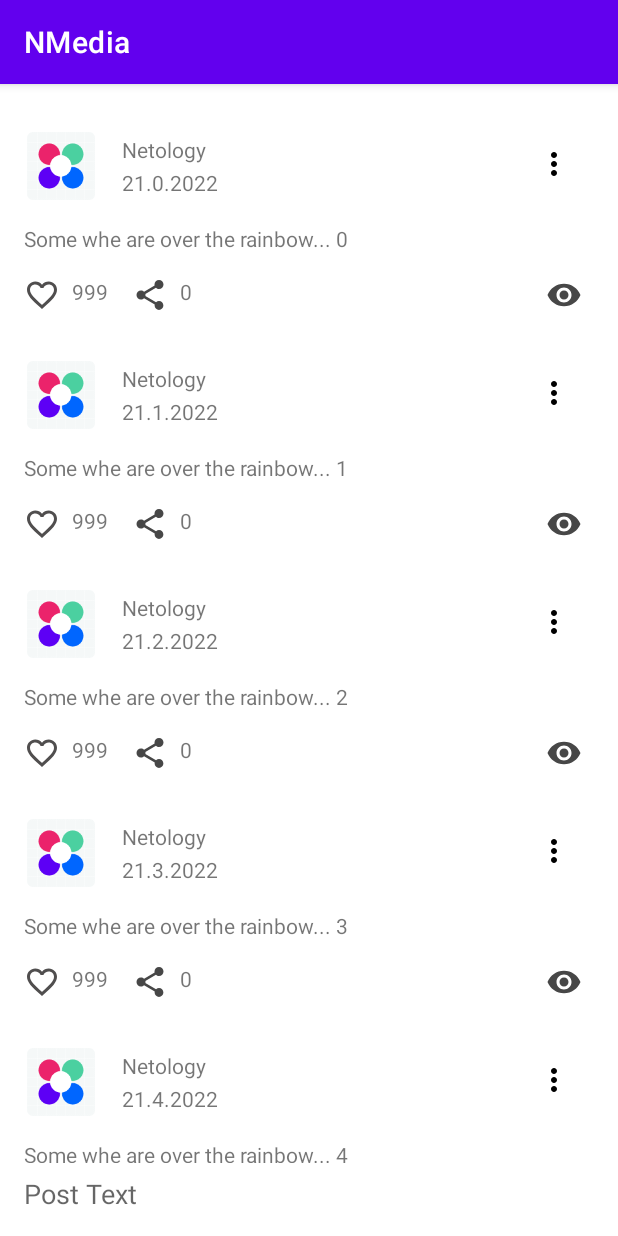
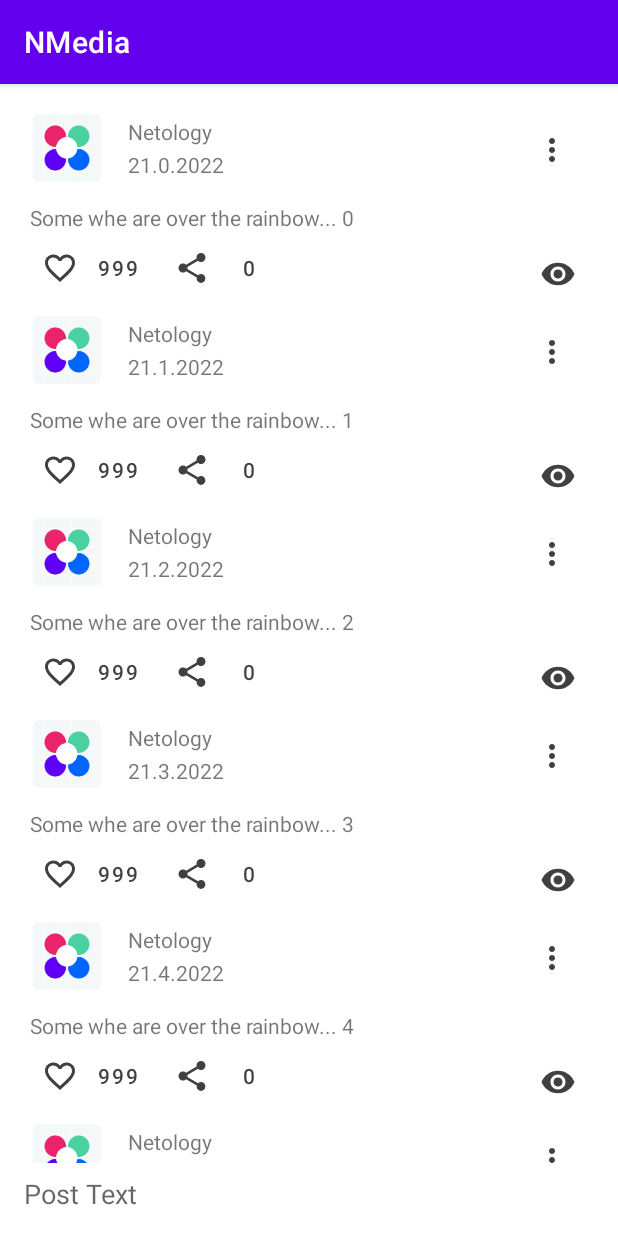
Before and after one commit to Sasertuga/-1.1.-Android-Studio-SDK-, an Android app: the screen it shows after launch (MainActivity), on a phone screen of 412 x 824 dp. Run offline under Robolectric (Android 15) with nearby library versions, the phone set to English and light mode, and no system bars.

Commit message:
add homework MaterialDesign

```diff
--- a/app/src/main/java/ru/netology/nmedia/impl/PostsAdapter.kt
+++ b/app/src/main/java/ru/netology/nmedia/impl/PostsAdapter.kt
@@ -3,7 +3,6 @@ package ru.netology.nmedia.impl
 import android.view.LayoutInflater
 import android.view.ViewGroup
 import android.widget.PopupMenu
-import androidx.annotation.DrawableRes
 import androidx.recyclerview.widget.DiffUtil
 import androidx.recyclerview.widget.ListAdapter
 import androidx.recyclerview.widget.RecyclerView
@@ -75,17 +74,14 @@ internal class PostsAdapter(
                 textPost.text = post.content
                 authorText.text = post.published
                 authorName.text = post.author
-                countLikes.text = numberCalculation(post.likes)
-                countShare.text = numberCalculation(post.countShare)
-                likes.setImageResource(getLikeIconResId(post.likedByMe))
+                likes.text = numberCalculation(post.likes)
+                share.text = numberCalculation(post.countShare)
                 options.setOnClickListener { popupMenu.show() }
+                likes.isChecked = post.likedByMe
             }
         }
 
 
-        @DrawableRes
-        private fun getLikeIconResId(liked: Boolean) =
-            if (liked) R.drawable.ic_is_like else R.drawable.ic_baseline_favorite_border_24
 
          private fun numberCalculation(number: Int): String {
              if (number < 1000) return "" + number
--- /dev/null
+++ b/app/src/main/res/color/like_checkbox_tint.xml
@@ -0,0 +1,5 @@
+<?xml version="1.0" encoding="utf-8"?>
+<selector xmlns:android="http://schemas.android.com/apk/res/android">
+    <item android:color="#ff0000" android:state_checked="true" />
+    <item android:color="#BF000000" />
+</selector>
--- /dev/null
+++ b/app/src/main/res/color/option24.xml
@@ -0,0 +1,4 @@
+<?xml version="1.0" encoding="utf-8"?>
+<selector xmlns:android="http://schemas.android.com/apk/res/android">
+    <item android:color="#BF000000" />
+</selector>
--- a/app/src/main/res/drawable/ic_add_check_24.xml
+++ b/app/src/main/res/drawable/ic_add_check_24.xml
@@ -1,5 +1,5 @@
 <vector android:height="24dp" android:tint="#2486BC"
     android:viewportHeight="24" android:viewportWidth="24"
     android:width="24dp" xmlns:android="http://schemas.android.com/apk/res/android">
-    <path android:fillColor="@color/black" android:pathData="M20,2L8,2c-1.1,0 -2,0.9 -2,2v12c0,1.1 0.9,2 2,2h12c1.1,0 2,-0.9 2,-2L22,4c0,-1.1 -0.9,-2 -2,-2zM12.47,14L9,10.5l1.4,-1.41 2.07,2.08L17.6,6 19,7.41 12.47,14zM4,6L2,6v14c0,1.1 0.9,2 2,2h14v-2L4,20L4,6z"/>
+    <path android:fillColor="#E9DDDD" android:pathData="M20,2L8,2c-1.1,0 -2,0.9 -2,2v12c0,1.1 0.9,2 2,2h12c1.1,0 2,-0.9 2,-2L22,4c0,-1.1 -0.9,-2 -2,-2zM12.47,14L9,10.5l1.4,-1.41 2.07,2.08L17.6,6 19,7.41 12.47,14zM4,6L2,6v14c0,1.1 0.9,2 2,2h14v-2L4,20L4,6z"/>
 </vector>
--- a/app/src/main/res/drawable/ic_baseline_favorite_border_24.xml
+++ b/app/src/main/res/drawable/ic_baseline_favorite_border_24.xml
@@ -1,4 +1,4 @@
-<vector android:height="24dp" android:tint="#504E4E"
+<vector android:height="24dp" android:tint="#99000000"
     android:viewportHeight="24" android:viewportWidth="24"
     android:width="24dp" xmlns:android="http://schemas.android.com/apk/res/android">
     <path android:fillColor="#EC0909" android:pathData="M16.5,3c-1.74,0 -3.41,0.81 -4.5,2.09C10.91,3.81 9.24,3 7.5,3 4.42,3 2,5.42 2,8.5c0,3.78 3.4,6.86 8.55,11.54L12,21.35l1.45,-1.32C18.6,15.36 22,12.28 22,8.5 22,5.42 19.58,3 16.5,3zM12.1,18.55l-0.1,0.1 -0.1,-0.1C7.14,14.24 4,11.39 4,8.5 4,6.5 5.5,5 7.5,5c1.54,0 3.04,0.99 3.57,2.36h1.87C13.46,5.99 14.96,5 16.5,5c2,0 3.5,1.5 3.5,3.5 0,2.89 -3.14,5.74 -7.9,10.05z"/>
--- a/app/src/main/res/drawable/ic_baseline_share_24.xml
+++ b/app/src/main/res/drawable/ic_baseline_share_24.xml
@@ -1,5 +1,5 @@
 <vector android:height="24dp" android:tint="#474747"
     android:viewportHeight="24" android:viewportWidth="24"
     android:width="24dp" xmlns:android="http://schemas.android.com/apk/res/android">
-    <path android:fillColor="#DF1313" android:pathData="M18,16.08c-0.76,0 -1.44,0.3 -1.96,0.77L8.91,12.7c0.05,-0.23 0.09,-0.46 0.09,-0.7s-0.04,-0.47 -0.09,-0.7l7.05,-4.11c0.54,0.5 1.25,0.81 2.04,0.81 1.66,0 3,-1.34 3,-3s-1.34,-3 -3,-3 -3,1.34 -3,3c0,0.24 0.04,0.47 0.09,0.7L8.04,9.81C7.5,9.31 6.79,9 6,9c-1.66,0 -3,1.34 -3,3s1.34,3 3,3c0.79,0 1.5,-0.31 2.04,-0.81l7.12,4.16c-0.05,0.21 -0.08,0.43 -0.08,0.65 0,1.61 1.31,2.92 2.92,2.92 1.61,0 2.92,-1.31 2.92,-2.92s-1.31,-2.92 -2.92,-2.92z"/>
+    <path android:fillColor="#474747" android:pathData="M18,16.08c-0.76,0 -1.44,0.3 -1.96,0.77L8.91,12.7c0.05,-0.23 0.09,-0.46 0.09,-0.7s-0.04,-0.47 -0.09,-0.7l7.05,-4.11c0.54,0.5 1.25,0.81 2.04,0.81 1.66,0 3,-1.34 3,-3s-1.34,-3 -3,-3 -3,1.34 -3,3c0,0.24 0.04,0.47 0.09,0.7L8.04,9.81C7.5,9.31 6.79,9 6,9c-1.66,0 -3,1.34 -3,3s1.34,3 3,3c0.79,0 1.5,-0.31 2.04,-0.81l7.12,4.16c-0.05,0.21 -0.08,0.43 -0.08,0.65 0,1.61 1.31,2.92 2.92,2.92 1.61,0 2.92,-1.31 2.92,-2.92s-1.31,-2.92 -2.92,-2.92z"/>
 </vector>
--- a/app/src/main/res/drawable/ic_baseline_visibility_24.xml
+++ b/app/src/main/res/drawable/ic_baseline_visibility_24.xml
@@ -1,4 +1,4 @@
-<vector android:height="24dp" android:tint="#474747"
+<vector android:height="24dp" android:tint="#BF000000"
     android:viewportHeight="24" android:viewportWidth="24"
     android:width="24dp" xmlns:android="http://schemas.android.com/apk/res/android">
     <path android:fillColor="@android:color/white" android:pathData="M12,4.5C7,4.5 2.73,7.61 1,12c1.73,4.39 6,7.5 11,7.5s9.27,-3.11 11,-7.5c-1.73,-4.39 -6,-7.5 -11,-7.5zM12,17c-2.76,0 -5,-2.24 -5,-5s2.24,-5 5,-5 5,2.24 5,5 -2.24,5 -5,5zM12,9c-1.66,0 -3,1.34 -3,3s1.34,3 3,3 3,-1.34 3,-3 -1.34,-3 -3,-3z"/>
--- a/app/src/main/res/drawable/ic_icon_option_24dp.xml
+++ b/app/src/main/res/drawable/ic_icon_option_24dp.xml
@@ -1,5 +1,5 @@
-<vector android:height="24dp" android:tint="#000000"
+<vector android:height="24dp" android:tint="#171616"
     android:viewportHeight="24" android:viewportWidth="24"
     android:width="24dp" xmlns:android="http://schemas.android.com/apk/res/android">
-    <path android:fillColor="#F4EFEF" android:pathData="M12,8c1.1,0 2,-0.9 2,-2s-0.9,-2 -2,-2 -2,0.9 -2,2 0.9,2 2,2zM12,10c-1.1,0 -2,0.9 -2,2s0.9,2 2,2 2,-0.9 2,-2 -0.9,-2 -2,-2zM12,16c-1.1,0 -2,0.9 -2,2s0.9,2 2,2 2,-0.9 2,-2 -0.9,-2 -2,-2z"/>
+    <path android:fillColor="#E8D5D5" android:pathData="M12,8c1.1,0 2,-0.9 2,-2s-0.9,-2 -2,-2 -2,0.9 -2,2 0.9,2 2,2zM12,10c-1.1,0 -2,0.9 -2,2s0.9,2 2,2 2,-0.9 2,-2 -0.9,-2 -2,-2zM12,16c-1.1,0 -2,0.9 -2,2s0.9,2 2,2 2,-0.9 2,-2 -0.9,-2 -2,-2z"/>
 </vector>
--- /dev/null
+++ b/app/src/main/res/drawable/is_like_24dp.xml
@@ -0,0 +1,5 @@
+<?xml version="1.0" encoding="utf-8"?>
+<selector xmlns:android="http://schemas.android.com/apk/res/android">
+    <item android:state_checked="true" android:drawable="@drawable/ic_is_like" />
+    <item android:drawable="@drawable/ic_baseline_favorite_border_24" />
+</selector>
--- a/app/src/main/res/layout/post.xml
+++ b/app/src/main/res/layout/post.xml
@@ -4,8 +4,7 @@
     xmlns:tools="http://schemas.android.com/tools"
     android:layout_width="match_parent"
     android:layout_height="wrap_content"
-    android:layout_marginTop="16dp"
-    android:layout_marginBottom="16dp">
+    android:padding="4dp">
 
 
     <ImageView
@@ -43,24 +42,20 @@
         app:layout_constraintTop_toBottomOf="@id/author_Name"
         tools:text="05.07.2022" />
 
-    <androidx.appcompat.widget.AppCompatImageButton
-        android:id="@+id/options"
-        android:layout_width="53dp"
-        android:layout_height="42dp"
-        android:background="@android:color/transparent"
-        android:minWidth="48dp"
-        android:minHeight="48dp"
-        android:backgroundTint="@color/white"
-        android:src="@drawable/ic_icon_option_24dp"
-        app:layout_constraintEnd_toEndOf="parent"
-        app:layout_constraintTop_toTopOf="parent"/>
 
-    <androidx.constraintlayout.widget.Barrier
-        android:id="@+id/barrier"
-        android:layout_width="0dp"
-        android:layout_height="0dp"
-        app:barrierDirection="bottom"
-        app:constraint_referenced_ids="avatar,author_Name,author_Text" />
+
+
+
+        <com.google.android.material.button.MaterialButton
+            android:id="@+id/options"
+            android:layout_width="wrap_content"
+            android:layout_height="wrap_content"
+            app:layout_constraintTop_toTopOf="parent"
+            app:layout_constraintEnd_toEndOf="parent"
+            app:icon="@drawable/ic_icon_option_24dp"
+            style="@style/Widget.AppTheme.IconOnly"
+            />
+
 
 
     <androidx.appcompat.widget.AppCompatTextView
@@ -71,54 +66,32 @@
         android:layout_marginBottom="16dp"
         app:layout_constraintEnd_toEndOf="parent"
         app:layout_constraintStart_toStartOf="parent"
-        app:layout_constraintTop_toBottomOf="@id/barrier"
-        tools:text="@tools:sample/lorem/random"
+        app:layout_constraintTop_toBottomOf="@id/author_Text"
+        tools:text="Мы и наши партнеры сохраняем и / или используем информацию на устройстве, например уникальные идентификаторы в файлах cookie, в целях обработки личной информации. Чтобы подтвердить или изменить свой выбор, нажмите ниже. Помимо прочего, здесь вы можете воспользоваться своим правом на возражение против законных интересов, если обработка осуществляется на их основании. Сделать это также можно в любое время на странице политики конфиденциальности. Ваши настройки будут переданы нашим партнерам и не будут влиять на данные просмотра."
         app:layout_constrainedHeight="false"/>
 
 
-    <androidx.appcompat.widget.AppCompatImageButton
+    <com.google.android.material.button.MaterialButton
         android:id="@+id/likes"
+        style="@style/Widget.AppTheme.LikeCheckbox"
         android:layout_width="wrap_content"
         android:layout_height="wrap_content"
-        android:layout_marginTop="16dp"
-        android:background="@android:color/transparent"
-        android:src="@drawable/ic_baseline_favorite_border_24"
-        app:layout_constraintStart_toStartOf="@id/text_Post"
-        app:layout_constraintTop_toBottomOf="@id/text_Post" />
+        app:layout_constraintStart_toStartOf="parent"
+        app:layout_constraintTop_toBottomOf="@id/barrier"
+        android:checkable="true"
+        app:icon="@drawable/is_like_24dp"
+        tools:text="999" />
 
 
-    <androidx.appcompat.widget.AppCompatTextView
-        android:id="@+id/count_likes"
-        android:layout_width="0dp"
-        android:layout_height="wrap_content"
-        android:layout_marginStart="8dp"
-        android:layout_marginTop="16dp"
-        tools:Text="100"
-        android:clickable="false"
-        app:layout_constraintStart_toEndOf="@id/likes"
-        app:layout_constraintTop_toBottomOf="@id/text_Post" />
-
-    <androidx.appcompat.widget.AppCompatImageButton
+    <com.google.android.material.button.MaterialButton
         android:id="@+id/share"
+        style="@style/Widget.AppTheme.Icon"
         android:layout_width="wrap_content"
         android:layout_height="wrap_content"
-        android:layout_marginStart="16dp"
-        android:layout_marginTop="16dp"
-        android:backgroundTint="@color/cardview_dark_background"
-        android:background="@android:color/transparent"
-        android:src="@drawable/ic_baseline_share_24"
-        app:layout_constraintStart_toEndOf="@id/count_likes"
-        app:layout_constraintTop_toBottomOf="@id/text_Post" />
-
-    <androidx.appcompat.widget.AppCompatTextView
-        android:id="@+id/count_share"
-        android:layout_width="0dp"
-        android:layout_height="wrap_content"
-        android:layout_marginStart="8dp"
-        android:layout_marginTop="16dp"
-        app:layout_constraintStart_toEndOf="@id/share"
-        app:layout_constraintTop_toBottomOf="@id/text_Post"
-        android:text="" />
+        app:icon="@drawable/ic_baseline_share_24"
+        app:layout_constraintStart_toEndOf="@id/likes"
+        app:layout_constraintTop_toBottomOf="@+id/barrier"
+        tools:text="999" />
 
     <androidx.appcompat.widget.AppCompatTextView
         android:id="@+id/count_scan"
@@ -126,7 +99,7 @@
         android:layout_height="wrap_content"
         android:layout_marginTop="16dp"
         app:layout_constraintEnd_toEndOf="parent"
-        app:layout_constraintTop_toBottomOf="@id/text_Post"
+        app:layout_constraintTop_toBottomOf="@id/barrier"
         android:text=""/>
 
     <androidx.appcompat.widget.AppCompatImageButton
@@ -141,6 +114,14 @@
         android:minHeight="24dp"
         android:src="@drawable/ic_baseline_visibility_24"
         app:layout_constraintEnd_toStartOf="@id/count_scan"
-        app:layout_constraintTop_toBottomOf="@id/text_Post" />
+        app:layout_constraintTop_toBottomOf="@id/barrier" />
+
+
+    <androidx.constraintlayout.widget.Barrier
+        android:id="@+id/barrier"
+        android:layout_width="wrap_content"
+        android:layout_height="wrap_content"
+        app:barrierDirection="bottom"
+        app:constraint_referenced_ids="text_Post" />
 
 </androidx.constraintlayout.widget.ConstraintLayout>
--- a/app/src/main/res/values-night/themes.xml
+++ b/app/src/main/res/values-night/themes.xml
@@ -1,16 +1,18 @@
 <resources xmlns:tools="http://schemas.android.com/tools">
     <!-- Base application theme. -->
-    <style name="Theme.NMedia" parent="Theme.MaterialComponents.DayNight.DarkActionBar">
+    <style
+         name="Theme.NMedia" parent="Theme.MaterialComponents.DayNight.DarkActionBar">
         <!-- Primary brand color. -->
         <item name="colorPrimary">@color/purple_200</item>
         <item name="colorPrimaryVariant">@color/purple_700</item>
-        <item name="colorOnPrimary">@color/black</item>
+        <item name="colorOnPrimary">@color/white</item>
         <!-- Secondary brand color. -->
         <item name="colorSecondary">@color/teal_200</item>
         <item name="colorSecondaryVariant">@color/teal_200</item>
-        <item name="colorOnSecondary">@color/black</item>
+        <item name="colorOnSecondary">#ECE7E7</item>
         <!-- Status bar color. -->
-        <item name="android:statusBarColor" tools:targetApi="l">?attr/colorPrimaryVariant</item>
+        <item name="android:statusBarColor" >?attr/colorPrimaryVariant</item>
         <!-- Customize your theme here. -->
     </style>
+
 </resources>
--- a/app/src/main/res/values/dimens.xml
+++ b/app/src/main/res/values/dimens.xml
@@ -1,3 +1,7 @@
 <?xml version="1.0" encoding="utf-8"?>
 <resources>
+    <dimen name="common_spacing">16dp</dimen>
+    <dimen name="text_spacing">8dp</dimen>
+    <dimen name="post_avatar_size">24</dimen>
+    <dimen name="icon_button_min_size">24</dimen>
 </resources>
--- a/app/src/main/res/values/themes.xml
+++ b/app/src/main/res/values/themes.xml
@@ -10,7 +10,51 @@
         <item name="colorSecondaryVariant">@color/teal_700</item>
         <item name="colorOnSecondary">@color/black</item>
         <!-- Status bar color. -->
-        <item name="android:statusBarColor" tools:targetApi="l">?attr/colorPrimaryVariant</item>
+        <item name="android:statusBarColor" >?attr/colorPrimaryVariant</item>
         <!-- Customize your theme here. -->
     </style>
+
+    <style name="Widget.AppTheme.LikeCheckbox" parent="Widget.MaterialComponents.Button.TextButton">
+        <item name="android:textColor">#BF000000</item>
+    <item name="iconTint">@color/like_checkbox_tint</item>
+    </style>
+
+    <style name="Widget.App.Button.OutlinedButton.IconOnly" parent="Widget.MaterialComponents.Button.OutlinedButton">
+        <item name="iconPadding">0dp</item>
+        <item name="android:insetTop">0dp</item>
+        <item name="android:insetBottom">0dp</item>
+        <item name="android:paddingLeft">12dp</item>
+        <item name="android:paddingRight">12dp</item>
+        <item name="android:minWidth">48dp</item>
+        <item name="android:minHeight">48dp</item>
+
+        <item name="iconTint">#BF000000</item>
+    </style>
+
+    <style name="Widget.AppTheme.Icon" parent="Widget.MaterialComponents.Button.TextButton.Icon">
+        <item name="android:textColor">#BF000000</item>
+        <item name="iconTint">#BF000000</item>
+
+    </style>
+
+    <style name="Widget.AppTheme.IconOnly" parent="Widget.MaterialComponents.Button.TextButton.Icon">
+        <item name="android:textColor">#BF000000</item>
+        <item name="iconTint">#BF000000</item>
+
+        <item name="iconPadding">0dp</item>
+        <item name="android:insetTop">0dp</item>
+        <item name="android:insetBottom">0dp</item>
+        <item name="android:paddingLeft">12dp</item>
+        <item name="android:paddingRight">12dp</item>
+        <item name="android:minWidth">48dp</item>
+        <item name="android:minHeight">48dp</item>
+
+    </style>
+
+    <style name="Widget.AppTheme.IconEye" parent="Widget.MaterialComponents.Button.TextButton.Icon">
+    <item name="android:textColor">#BF000000</item>
+    <item name="iconTint">#BF000000</item>
+
+
+    </style>
 </resources>
```
Also changed, not shown: app/build.gradle (+6 -4 lines).
